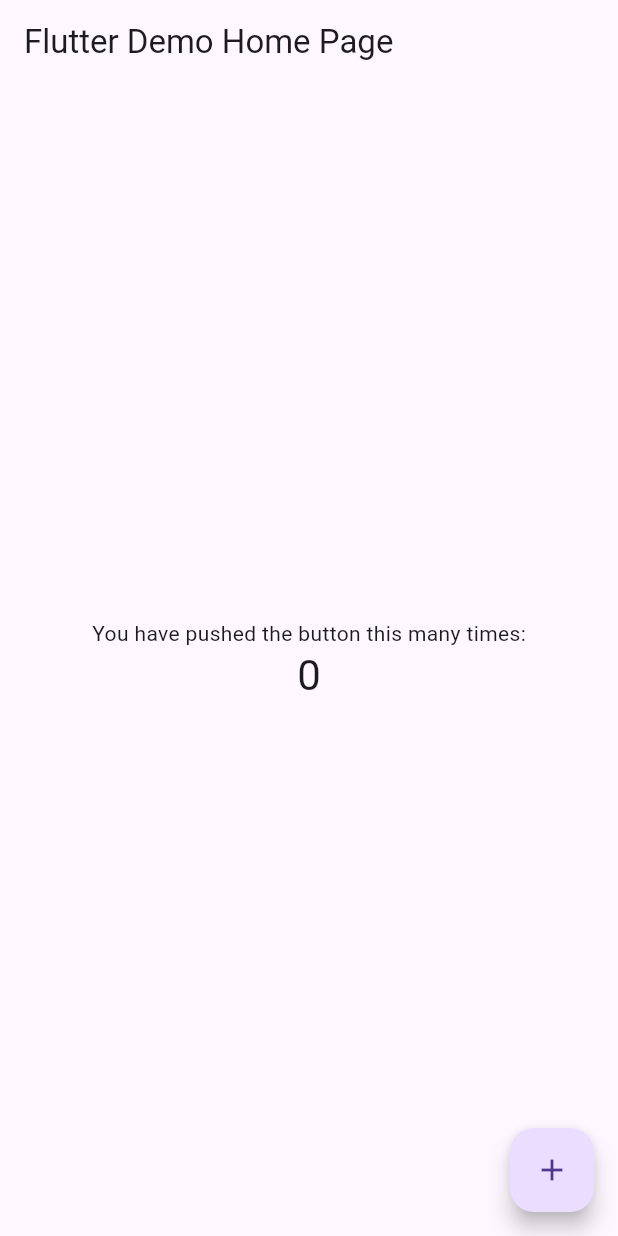
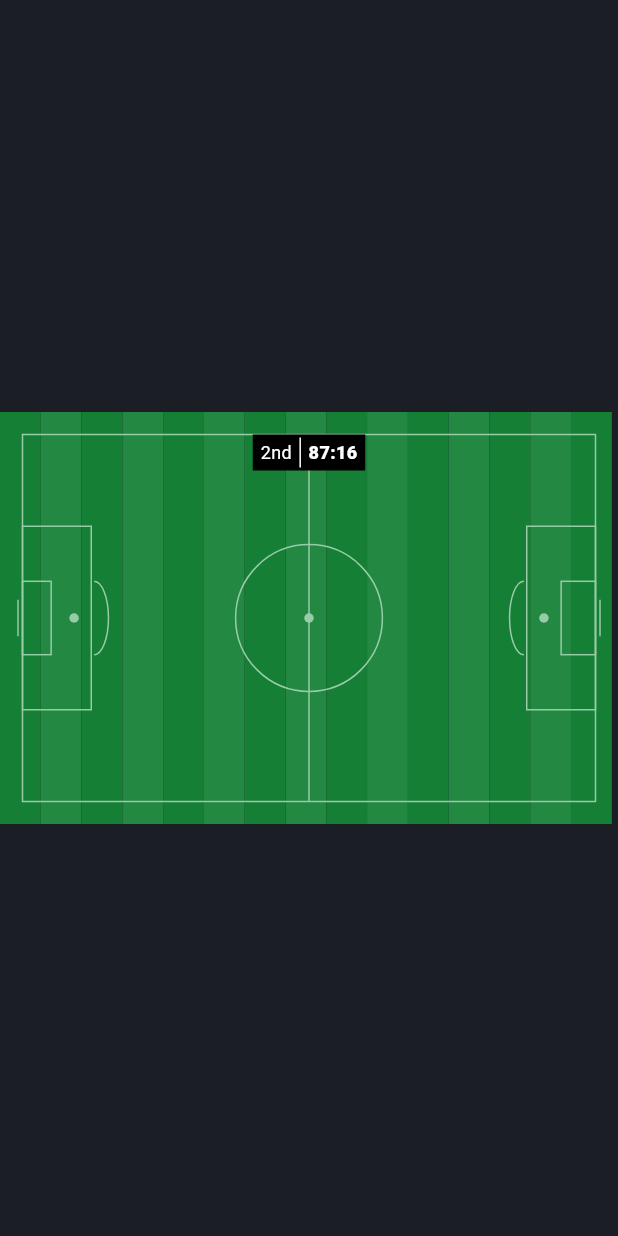
Before and after one commit to this-kin/flutter-animations, a Flutter app: the screen it shows after launch, on a phone screen of 412 x 824 dp. Run offline on Flutter 3.47's test engine with Material 3 defaults, Android fonts, the phone set to English and light mode, and no system bars; our stand-ins replace device_preview.

```diff
--- a/lib/main.dart
+++ b/lib/main.dart
@@ -1,7 +1,10 @@
+import 'package:device_preview/device_preview.dart';
 import 'package:flutter/material.dart';
+import 'package:flutter_animation/sporty_field.dart';
 
 void main() {
-  runApp(const MyApp());
+  WidgetsFlutterBinding.ensureInitialized();
+  runApp(DevicePreview(builder: (_) => const MyApp()));
 }
 
 class MyApp extends StatelessWidget {
@@ -24,92 +27,100 @@
         // is not restarted.
         primarySwatch: Colors.blue,
       ),
-      home: const MyHomePage(title: 'Flutter Demo Home Page'),
+      home: const Sporty(),
     );
   }
 }
 
-class MyHomePage extends StatefulWidget {
-  const MyHomePage({super.key, required this.title});
+// class HomePage extends StatefulWidget {
+//   const HomePage({super.key, required this.title});
 
-  // This widget is the home page of your application. It is stateful, meaning
-  // that it has a State object (defined below) that contains fields that affect
-  // how it looks.
+//   // This widget is the home page of your application. It is stateful, meaning
+//   // that it has a State object (defined below) that contains fields that affect
+//   // how it looks.
 
-  // This class is the configuration for the state. It holds the values (in this
-  // case the title) provided by the parent (in this case the App widget) and
-  // used by the build method of the State. Fields in a Widget subclass are
-  // always marked "final".
+//   // This class is the configuration for the state. It holds the values (in this
+//   // case the title) provided by the parent (in this case the App widget) and
+//   // used by the build method of the State. Fields in a Widget subclass are
+//   // always marked "final".
 
-  final String title;
+//   final String title;
 
-  @override
-  State<MyHomePage> createState() => _MyHomePageState();
-}
+//   @override
+//   State<HomePage> createState() => _HomePageState();
+// }
 
-class _MyHomePageState extends State<MyHomePage> {
-  int _counter = 0;
+// class _HomePageState extends State<HomePage>
+//     with SingleTickerProviderStateMixin {
+//   late AnimationController controller;
+//   late Animation<double> animation;
 
-  void _incrementCounter() {
-    setState(() {
-      // This call to setState tells the Flutter framework that something has
-      // changed in this State, which causes it to rerun the build method below
-      // so that the display can reflect the updated values. If we changed
-      // _counter without calling setState(), then the build method would not be
-      // called again, and so nothing would appear to happen.
-      _counter++;
-    });
-  }
+//   @override
+//   void initState() {
+//     super.initState();
 
-  @override
-  Widget build(BuildContext context) {
-    // This method is rerun every time setState is called, for instance as done
-    // by the _incrementCounter method above.
-    //
-    // The Flutter framework has been optimized to make rerunning build methods
-    // fast, so that you can just rebuild anything that needs updating rather
-    // than having to individually change instances of widgets.
-    return Scaffold(
-      appBar: AppBar(
-        // Here we take the value from the MyHomePage object that was created by
-        // the App.build method, and use it to set our appbar title.
-        title: Text(widget.title),
-      ),
-      body: Center(
-        // Center is a layout widget. It takes a single child and positions it
-        // in the middle of the parent.
-        child: Column(
-          // Column is also a layout widget. It takes a list of children and
-          // arranges them vertically. By default, it sizes itself to fit its
-          // children horizontally, and tries to be as tall as its parent.
-          //
-          // Invoke "debug painting" (press "p" in the console, choose the
-          // "Toggle Debug Paint" action from the Flutter Inspector in Android
-          // Studio, or the "Toggle Debug Paint" command in Visual Studio Code)
-          // to see the wireframe for each widget.
-          //
-          // Column has various properties to control how it sizes itself and
-          // how it positions its children. Here we use mainAxisAlignment to
-          // center the children vertically; the main axis here is the vertical
-          // axis because Columns are vertical (the cross axis would be
-          // horizontal).
-          mainAxisAlignment: MainAxisAlignment.center,
-          children: <Widget>[
-            const Text(
-              'You have pushed the button this many times:',
-            ),
-            Text(
-              '$_counter',
-              style: Theme.of(context).textTheme.headlineMedium,
-            ),
-          ],
-        ),
-      ),
-      floatingActionButton: FloatingActionButton(
-        onPressed: _incrementCounter,
-        tooltip: 'Increment',
-        child: const Icon(Icons.add),
-      ), // This trailing comma makes auto-formatting nicer for build methods.
-    );
-  }
-}
+//     controller =
+//         AnimationController(vsync: this, duration: const Duration(seconds: 1))
+//           ..repeat();
+
+//     animation = Tween<double>(begin: 0.0, end: pi * 2).animate(controller);
+//   }
+
+//   @override
+//   Widget build(BuildContext context) {
+//     // This method is rerun every time setState is called, for instance as done
+//     // by the _incrementCounter method above.
+//     //
+//     // The Flutter framework has been optimized to make rerunning build methods
+//     // fast, so that you can just rebuild anything that needs updating rather
+//     // than having to individually change instances of widgets.
+//     return Scaffold(
+//       appBar: AppBar(
+//         backgroundColor: Colors.blue,
+//         // Here we take the value from the HomePage object that was created by
+//         // the App.build method, and use it to set our appbar title.
+//         title: Text(widget.title),
+//       ),
+//       body: Center(
+//         // Center is a layout widget. It takes a single child and positions it
+//         // in the middle of the parent.
+//         child: Column(
+//           // Column is also a layout widget. It takes a list of children and
+//           // arranges them vertically. By default, it sizes itself to fit its
+//           // children horizontally, and tries to be as tall as its parent.
+//           //
+//           // Invoke "debug painting" (press "p" in the console, choose the
+//           // "Toggle Debug Paint" action from the Flutter Inspector in Android
+//           // Studio, or the "Toggle Debug Paint" command in Visual Studio Code)
+//           // to see the wireframe for each widget.
+//           //
+//           // Column has various properties to control how it sizes itself and
+//           // how it positions its children. Here we use mainAxisAlignment to
+//           // center the children vertically; the main axis here is the vertical
+//           // axis because Columns are vertical (the cross axis would be
+//           // horizontal).
+//           mainAxisAlignment: MainAxisAlignment.center,
+//           children: <Widget>[
+//             AnimatedBuilder(
+//               animation: controller,
+//               builder: (context, widget) {
+//                 return Transform(
+//                   origin: const Offset(50, 50),
+//                   transform: Matrix4.identity()..setRotationX(animation.value),
+//                   child: Container(
+//                     height: 100,
+//                     width: 100,
+//                     decoration: BoxDecoration(
+//                       color: Colors.blue,
+//                       borderRadius: BorderRadius.circular(10),
+//                     ),
+//                   ),
+//                 );
+//               },
+//             ),
+//           ],
+//         ),
+//       ),
+//     );
+//   }
+// }
--- /dev/null
+++ b/lib/sporty_field.dart
@@ -0,0 +1,219 @@
+import 'dart:math';
+
+import 'package:flutter/material.dart';
+
+class Sporty extends StatelessWidget {
+  const Sporty({super.key});
+
+  @override
+  Widget build(BuildContext context) {
+    final width = MediaQuery.of(context).size.width;
+    final height = MediaQuery.of(context).size.height;
+    return Scaffold(
+      backgroundColor: const Color(0xff1B1E25),
+      body: Column(
+        mainAxisAlignment: MainAxisAlignment.center,
+        crossAxisAlignment: CrossAxisAlignment.start,
+        children: [
+          Container(
+            width: width,
+            height: height / 3,
+            child: Stack(
+              fit: StackFit.expand,
+              children: [
+                ListView.builder(
+                  itemCount: 15,
+                  shrinkWrap: true,
+                  scrollDirection: Axis.horizontal,
+                  itemBuilder: (_, index) {
+                    return Container(
+                      width: width * 0.066,
+                      height: height / 3,
+                      decoration: BoxDecoration(
+                        color: (index % 2 == 0)
+                            ? _darkFieldColor
+                            : _lightFieldColor,
+                        border: Border.all(
+                          color: (index % 2 == 0)
+                              ? _darkFieldColor
+                              : _lightFieldColor,
+                        ),
+                      ),
+                    );
+                  },
+                ),
+                Center(
+                  child: Container(
+                    padding: const EdgeInsets.all(15),
+                    child: CustomPaint(
+                      size: Size((width - 10), ((height / 3) - 10)),
+                      painter: SportyFieldPainter(),
+                    ),
+                  ),
+                ),
+                Positioned(
+                  top: 15,
+                  left: width / 2 - 47,
+                  right: width / 2 - 47,
+                  child: Align(
+                    alignment: Alignment.topCenter,
+                    child: Container(
+                      width: 75,
+                      padding: const EdgeInsets.all(2),
+                      decoration: const BoxDecoration(color: Colors.black),
+                      child: Row(
+                        mainAxisAlignment: MainAxisAlignment.center,
+                        children: [
+                          const Text(
+                            "2nd",
+                            style: TextStyle(
+                              fontSize: 12,
+                              color: _whiteFieldColor,
+                              fontWeight: FontWeight.w400,
+                            ),
+                          ),
+                          Padding(
+                            padding: const EdgeInsets.symmetric(horizontal: 5),
+                            child: Container(
+                              width: 1,
+                              height: 20,
+                              color: _whiteFieldColor,
+                            ),
+                          ),
+                          const Text(
+                            "87:16",
+                            style: TextStyle(
+                              fontSize: 12,
+                              color: _whiteFieldColor,
+                              fontWeight: FontWeight.w800,
+                            ),
+                          )
+                        ],
+                      ),
+                    ),
+                  ),
+                )
+              ],
+            ),
+          )
+        ],
+      ),
+    );
+  }
+}
+
+class SportyFieldPainter extends CustomPainter {
+  @override
+  void paint(Canvas canvas, Size size) {
+    Paint paint = Paint()
+      ..strokeWidth = 1
+      ..color = _lineFieldColor
+      ..style = PaintingStyle.stroke;
+
+    Paint filledPaint = Paint()
+      ..strokeWidth = 1
+      ..color = _lineFieldColor
+      ..style = PaintingStyle.fill;
+
+    /// This is the field border
+    /// The white  rectangle line of the field border
+    ///
+    const startPoint = Offset(0, 0);
+    Offset endPoint = Offset(size.width, size.height);
+    Rect rect = Rect.fromPoints(startPoint, endPoint);
+    canvas.drawRect(rect, paint);
+
+    /// This is the field middle straight line
+    /// This is the line that divides the field into
+    /// two equal sqare
+    Offset midPoint1 = Offset(size.width / 2, 0);
+    Offset midPoint2 = Offset(size.width / 2, size.height);
+    canvas.drawLine(midPoint1, midPoint2, paint);
+
+    /// This is the field middle circle
+    ///
+    double midCircleRadius = size.height * 0.2;
+    Offset midCirlce = Offset(size.width / 2, size.height / 2);
+    canvas.drawCircle(midCirlce, midCircleRadius, paint);
+
+    /// This is the field middle inner small circle
+    /// I think this represents a ball or something
+    ///
+    double smallCircleRadius = size.height * 0.013;
+    Offset midInnerCircle = Offset(size.width / 2, size.height / 2);
+    canvas.drawCircle(midInnerCircle, smallCircleRadius, filledPaint);
+
+    /// This is home team Goal post
+    ///
+    Offset homeGoalStart = Offset(-3, size.height * 0.45);
+    Offset homeGoalEnd = Offset(-3, size.height * 0.55);
+    Rect homeGoalRect = Rect.fromPoints(homeGoalStart, homeGoalEnd);
+    canvas.drawRect(homeGoalRect, paint);
+
+    Offset homeInnerStartPoint = Offset(0, size.height * 0.40);
+    Offset homeInnerEndPoint = Offset(size.width * 0.05, size.height * 0.60);
+    Rect homeInnerRect =
+        Rect.fromPoints(homeInnerStartPoint, homeInnerEndPoint);
+    canvas.drawRect(homeInnerRect, paint);
+
+    Offset homeOuterStartPoint = Offset(0, size.height * 0.25);
+    Offset homeOuterEndPoint = Offset(size.width * 0.12, size.height * 0.75);
+    Rect homeOuterRect =
+        Rect.fromPoints(homeOuterStartPoint, homeOuterEndPoint);
+    canvas.drawRect(homeOuterRect, paint);
+
+    /// This is the small circle that is in the box 18
+    /// for home team
+    Offset homeInnerCircle = Offset(size.width * 0.09, size.height * 0.50);
+    canvas.drawCircle(homeInnerCircle, smallCircleRadius, filledPaint);
+
+    /// This is the arc of the home team goal post
+    ///
+    Offset homeArcStart = Offset(size.width * 0.10, size.height * 0.40);
+    Offset homeArcEnd = Offset(size.width * 0.15, size.height * 0.60);
+    Rect homeArc = Rect.fromPoints(homeArcStart, homeArcEnd);
+    canvas.drawArc(homeArc, (pi / 2), -pi, false, paint);
+
+    /// This is home team Goal post
+    ///
+    Offset awayGoalStart = Offset(size.width + 3, size.height * 0.45);
+    Offset awayGoalEnd = Offset(size.width + 3, size.height * 0.55);
+    Rect awayGoalRect = Rect.fromPoints(awayGoalStart, awayGoalEnd);
+    canvas.drawRect(awayGoalRect, paint);
+
+    Offset awayInnerStartPoint = Offset(size.width, size.height * 0.40);
+    Offset awayInnerEndPoint =
+        Offset(size.width - (size.width * 0.06), size.height * 0.60);
+    Rect awayInnerRect =
+        Rect.fromPoints(awayInnerStartPoint, awayInnerEndPoint);
+    canvas.drawRect(awayInnerRect, paint);
+
+    Offset awayOuterStartPoint = Offset(size.width, size.height * 0.25);
+    Offset awayOuterEndPoint =
+        Offset(size.width - (size.width * 0.12), size.height * 0.75);
+    Rect awayOuterRect =
+        Rect.fromPoints(awayOuterStartPoint, awayOuterEndPoint);
+    canvas.drawRect(awayOuterRect, paint);
+
+    Offset awayArcStart =
+        Offset(size.width - (size.width * 0.10), size.height * 0.40);
+    Offset awayArcEnd =
+        Offset(size.width - (size.width * 0.15), size.height * 0.60);
+    Rect awayArc = Rect.fromPoints(awayArcStart, awayArcEnd);
+    canvas.drawArc(awayArc, -(pi / 2), -pi, false, paint);
+
+    /// This is the small circle that is in the box 18
+    /// for away team
+    Offset awayInnerCircle =
+        Offset(size.width - (size.width * 0.09), size.height * 0.50);
+    canvas.drawCircle(awayInnerCircle, smallCircleRadius, filledPaint);
+  }
+
+  @override
+  bool shouldRepaint(covariant CustomPainter oldDelegate) => true;
+}
+
+const Color _lightFieldColor = Color(0xff228842);
+const Color _darkFieldColor = Color(0xff147F35);
+const Color _lineFieldColor = Color(0xff98CBA7);
+const Color _whiteFieldColor = Color(0xffFFFFFF);
```
Also changed, not shown: pubspec.yaml (+5 -11 lines), pubspec.lock, 8 other files.
